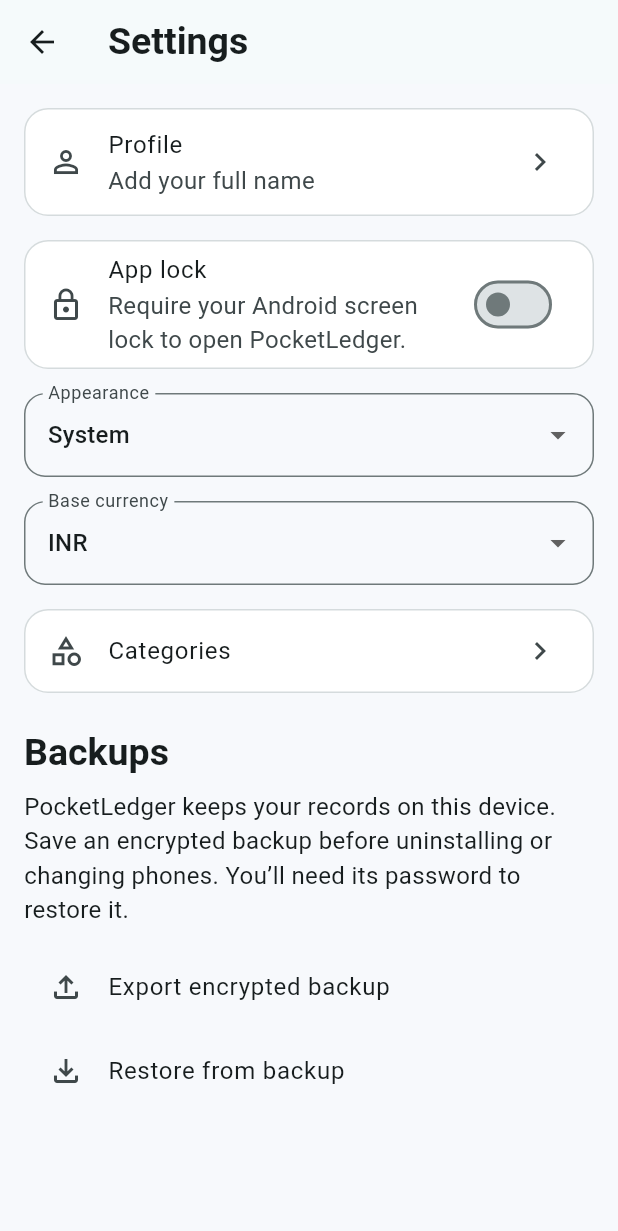
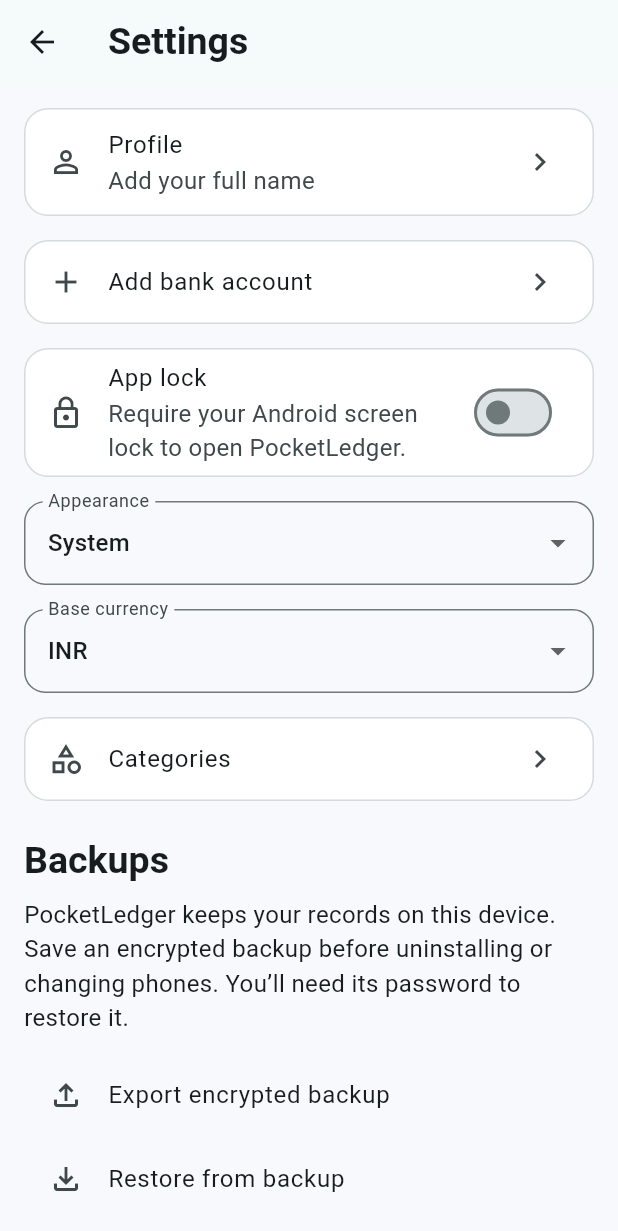
Before and after one commit to ft-aaheli/PocketLedger, a Flutter app: the screen it shows after launch, after a tap on "Create ledger", after a tap on the "chevron right" icon, after a tap on the "settings" icon, on a phone screen of 412 x 824 dp. Shown: the top 1231 px of the screen. Run offline on Flutter 3.47's test engine with Material 3 defaults, Android fonts, the phone set to English and light mode, and no system bars; our stand-ins replace file_picker, material_ui, pdf, share_plus, sqflite; missing offline and left inert: cryptography, excel; accounts and stored records are empty.

Commit message:
Add a bank account shortcut in Settings

```diff
--- a/lib/forms.dart
+++ b/lib/forms.dart
@@ -443,10 +443,12 @@ class AccountPage extends StatefulWidget {
     super.key,
     this.account,
     this.returnNewAccount = false,
+    this.initialType = 'Cash',
   });
   final Ledger ledger;
   final Account? account;
   final bool returnNewAccount;
+  final String initialType;
   @override
   State<AccountPage> createState() => _AccountPageState();
 }
@@ -456,7 +458,7 @@ class _AccountPageState extends State<AccountPage> with FormSave<AccountPage> {
   late final opening = TextEditingController(
     text: decimalAmount(widget.account?.opening ?? 0),
   );
-  late String type = widget.account?.type ?? 'Cash';
+  late String type = widget.account?.type ?? widget.initialType;
   late final id = widget.account?.id ?? newId();
 
   @override
--- a/lib/settings.dart
+++ b/lib/settings.dart
@@ -47,6 +47,23 @@ class _SettingsPageState extends State<SettingsPage> {
                           context,
                           MaterialPageRoute<void>(
                             builder: (_) => ProfilePage(ledger),
+                          ),
+                        ),
+                ),
+              ),
+              const SizedBox(height: 16),
+              Card(
+                child: ListTile(
+                  leading: const Icon(Icons.add),
+                  title: const Text('Add bank account'),
+                  trailing: const Icon(Icons.chevron_right),
+                  onTap: busy || confirmingLock
+                      ? null
+                      : () => Navigator.push(
+                          context,
+                          MaterialPageRoute<void>(
+                            builder: (_) =>
+                                AccountPage(ledger, initialType: 'Bank'),
                           ),
                         ),
                 ),
--- a/pubspec.yaml
+++ b/pubspec.yaml
@@ -1,7 +1,7 @@
 name: pocketledger
 description: An offline personal ledger for Android and iOS.
 publish_to: none
-version: 1.5.0+6
+version: 1.5.1+7
 
 environment:
   sdk: ^3.14.0
```
Also changed, not shown: 2 other files.
